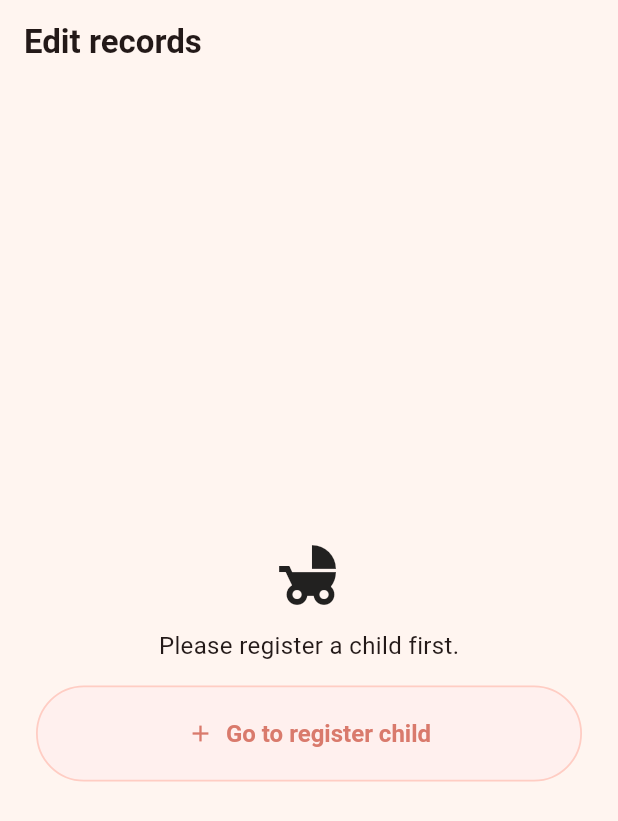
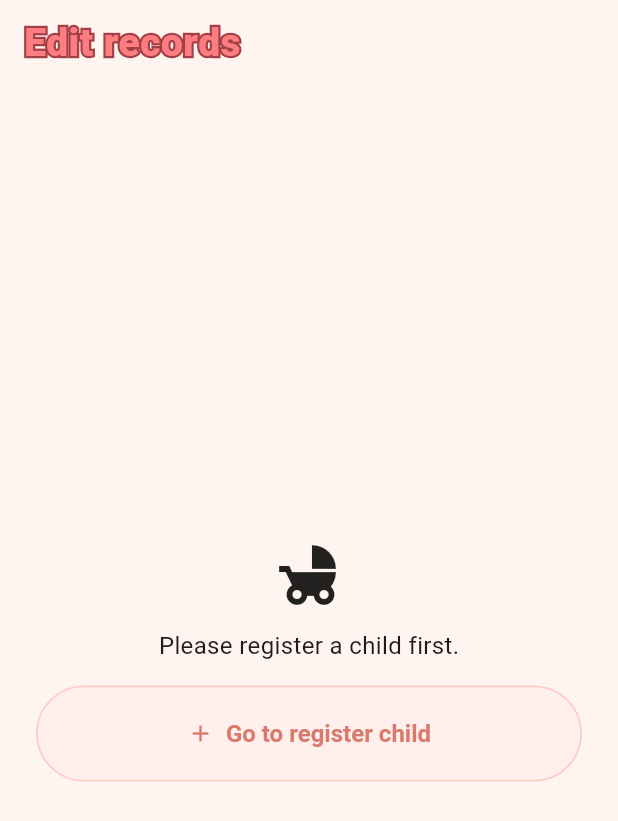
Before and after one commit to sarbrinjo85/BabyNote, a Flutter app: the RecordsPage screen opened by its route, on a phone screen of 412 x 824 dp. Shown: the top 821 px of the screen. Run offline on Flutter 3.47's test engine with Material 3 defaults, Android fonts, the phone set to English and light mode, and no system bars; our stand-ins replace fl_chart, flutter_local_notifications, flutter_riverpod, go_router, image_picker, lottie and 5 more; missing offline and left inert: home_widget; accounts and stored records are empty; statements that could not run were skipped.

Commit message:
종합 기록 페이지 타이틀에 홈과 동일한 스트로크 스타일 적용
- core/widgets/stroked_title.dart 신규 — fill #fe7d81 + stroke #a43f45
  코랄핑크 두 겹 텍스트를 재사용 가능한 위젯으로 추출
- 홈 화면의 인라인 _StrokedTitle 제거하고 공용 위젯 사용
- 종합 기록(records_page) AppBar 타이틀에 동일 스타일 적용 (size 26)

Co-Authored-By: Claude Opus 4.7 <noreply@anthropic.com>

```diff
--- /dev/null
+++ b/lib/core/widgets/stroked_title.dart
@@ -0,0 +1,48 @@
+import 'package:flutter/material.dart';
+
+/// AppBar 등에서 사용하는 코랄핑크 fill + 진한 코랄 stroke 타이틀.
+///
+/// Flutter TextStyle.foreground는 단일 Paint만 받기 때문에 fill/stroke
+/// 두 효과를 모두 표현하려면 Stack에 두 Text를 겹쳐 그림.
+class StrokedTitle extends StatelessWidget {
+  const StrokedTitle(
+    this.text, {
+    super.key,
+    this.fontSize = 32,
+    this.fillColor = const Color(0xFFFE7D81),
+    this.strokeColor = const Color(0xFFA43F45),
+    this.strokeWidth = 3.0,
+  });
+
+  final String text;
+  final double fontSize;
+  final Color fillColor;
+  final Color strokeColor;
+  final double strokeWidth;
+
+  @override
+  Widget build(BuildContext context) {
+    final baseStyle = TextStyle(
+      fontSize: fontSize,
+      fontWeight: FontWeight.w800,
+      letterSpacing: 0.3,
+    );
+    return Stack(
+      children: [
+        Text(
+          text,
+          style: baseStyle.copyWith(
+            foreground: Paint()
+              ..style = PaintingStyle.stroke
+              ..strokeWidth = strokeWidth
+              ..color = strokeColor,
+          ),
+        ),
+        Text(
+          text,
+          style: baseStyle.copyWith(color: fillColor),
+        ),
+      ],
+    );
+  }
+}
--- a/lib/features/records/presentation/records_page.dart
+++ b/lib/features/records/presentation/records_page.dart
@@ -6,6 +6,7 @@ import 'package:babynote/l10n/app_localizations.dart';
 import '../../../core/theme/tokens.dart';
 import '../../../core/widgets/baby_loading.dart';
 import '../../../core/widgets/child_picker_action.dart';
+import '../../../core/widgets/stroked_title.dart';
 import '../../child/presentation/child_providers.dart';
 import '../../child/presentation/selected_child_provider.dart';
 import '../../diaper/data/diaper_repository.dart';
@@ -32,7 +33,7 @@ class RecordsPage extends ConsumerWidget {
 
     return Scaffold(
       appBar: AppBar(
-        title: Text(l10n.recordsTitle),
+        title: StrokedTitle(l10n.recordsTitle, fontSize: 26),
         actions: const [ChildPickerAction()],
       ),
       body: SafeArea(
```
Also changed, not shown: lib/features/home/presentation/home_page.dart (+2 -38 lines).
